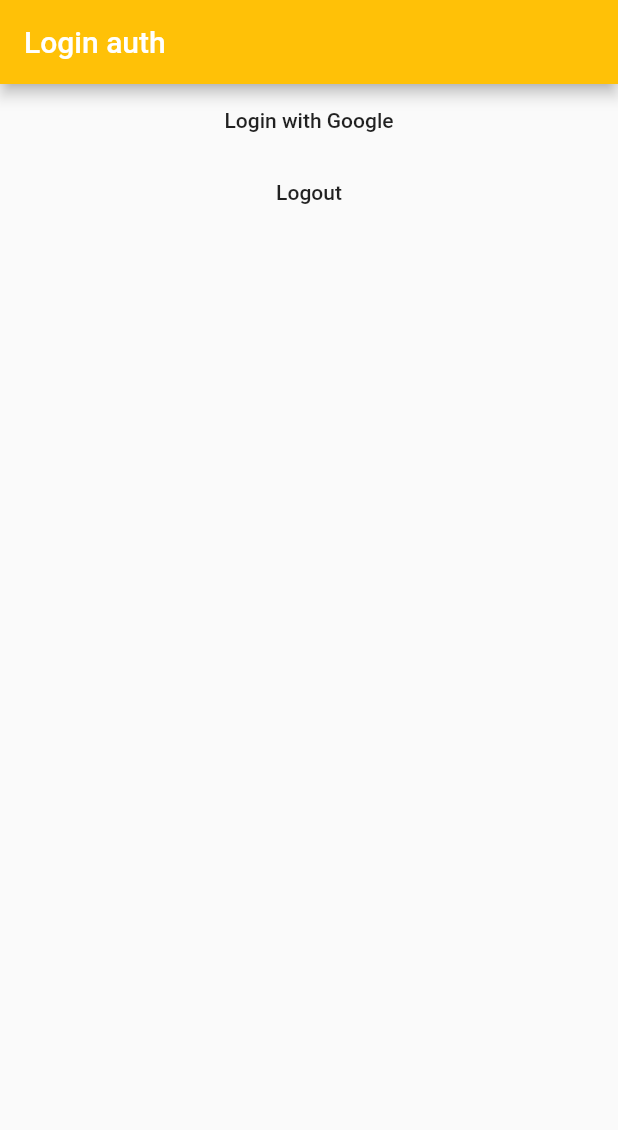
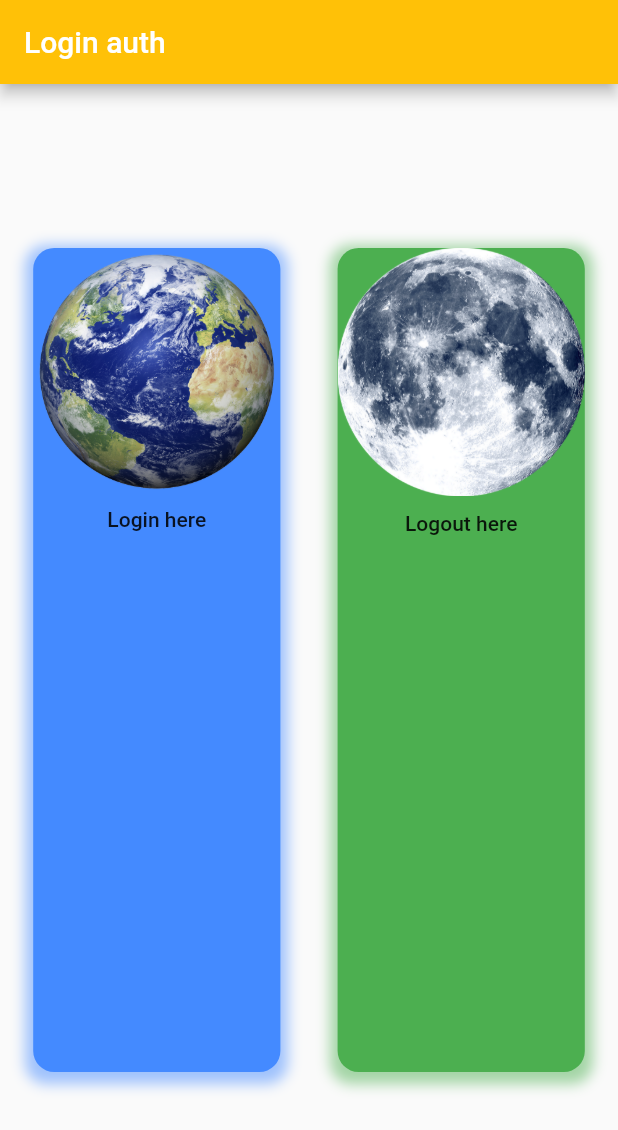
Before and after one commit to efesozen7/geolocator, a Flutter app: the screen it shows after launch, on a phone screen of 412 x 824 dp. Shown: the top 1130 px of the screen. Run offline on Flutter 3.47's test engine with Material 2 defaults, Android fonts, the phone set to English and light mode, and no system bars; our stand-ins replace firebase_auth, firebase_core, google_sign_in; accounts and stored records are empty.

Commit message:
feat: login page design progress

```diff
--- /dev/null
+++ b/lib/login_button.dart
@@ -0,0 +1,36 @@
+import 'package:flutter/material.dart';
+import 'package:provider/provider.dart';
+
+import 'auth.dart';
+
+class LoginButton extends StatelessWidget {
+  final Text title;
+  final Image icon;
+  final Color color;
+  LoginButton({Key? key, required this.title, required this.icon, required this.color}) : super(key: key);
+
+  @override
+  Widget build(BuildContext context) {
+    return MaterialButton(
+      onPressed: () {
+        final provider = Provider.of<AuthProvider>(context, listen: false);
+        provider.googleLogin();
+      },
+      child: Container(
+        decoration: BoxDecoration(
+            boxShadow: [BoxShadow(color: color.withOpacity(0.5), spreadRadius: 5, blurRadius: 7, offset: Offset(0, 3))],
+            color: color,
+            borderRadius: BorderRadius.circular(14.0)),
+        height: MediaQuery.of(context).size.height / 1.5,
+        width: MediaQuery.of(context).size.width / 2.5,
+        child: Column(
+          children: [
+            icon,
+            SizedBox(height: 10),
+            title,
+          ],
+        ),
+      ),
+    );
+  }
+}
--- /dev/null
+++ b/lib/login_page.dart
@@ -0,0 +1,21 @@
+import 'package:flutter/cupertino.dart';
+import 'package:flutter/material.dart';
+import 'package:geolocator_flutter/login_button.dart';
+
+class LoginPage extends StatelessWidget {
+  const LoginPage({Key? key}) : super(key: key);
+
+  @override
+  Widget build(BuildContext context) {
+    return Center(
+      child: Row(
+        mainAxisAlignment: MainAxisAlignment.spaceEvenly,
+        crossAxisAlignment: CrossAxisAlignment.center,
+        children: [
+          LoginButton(icon: Image(image: AssetImage("assets/planet.png")), title: Text("Login here"), color: Colors.blueAccent),
+          LoginButton(icon: Image(image: AssetImage("assets/moon.png")), title: Text("Logout here"), color: Colors.green)
+        ],
+      ),
+    );
+  }
+}
--- a/lib/main.dart
+++ b/lib/main.dart
@@ -1,6 +1,7 @@
 import 'package:firebase_core/firebase_core.dart';
 import 'package:flutter/material.dart';
 import 'package:geolocator_flutter/auth.dart';
+import 'package:geolocator_flutter/login_page.dart';
 import 'package:provider/provider.dart';
 
 Future main() async {
@@ -36,23 +37,7 @@ class MyApp extends StatelessWidget {
             ),
             body: Builder(
               builder: (BuildContext newContext) {
-                return Center(
-                  child: Column(
-                    children: [
-                      MaterialButton(
-                        onPressed: () {
-                          final provider = Provider.of<AuthProvider>(newContext, listen: false);
-                          provider.googleLogin();
-                        },
-                        child: Text("Login with Google"),
-                      ),
-                      MaterialButton(
-                        onPressed: () => {},
-                        child: Text("Logout"),
-                      )
-                    ],
-                  ),
-                );
+                return LoginPage();
               },
             )),
       ),
```
Also changed, not shown: pubspec.yaml (+4 -3 lines), assets/fire.png (added), assets/moon.png (added), assets/planet.png (added).
